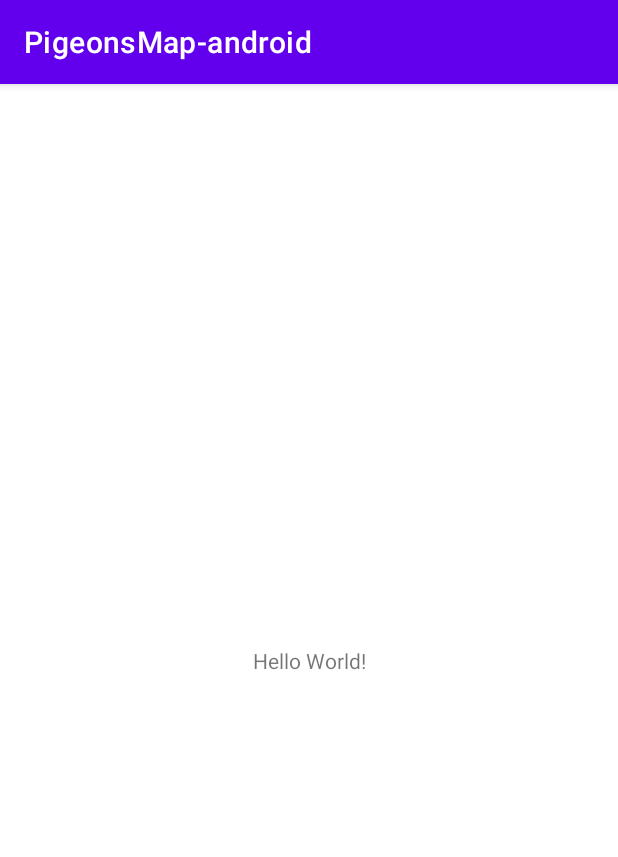
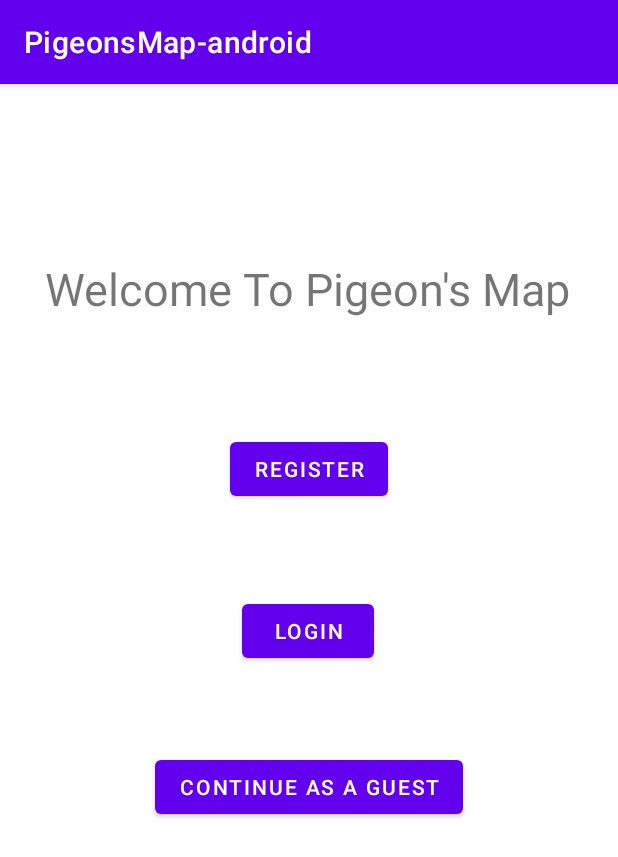
Before and after one commit to Pigeon-s-Map/PigeonsMap-android, an Android app: the screen it shows after launch (MainActivity), on a phone screen of 412 x 824 dp. Shown: the top 857 px of the screen. Run offline under Robolectric (Android 15) with nearby library versions, the phone set to English and light mode, and no system bars.

Commit message:
added new activities

```diff
--- a/app/build.gradle
+++ b/app/build.gradle
@@ -33,6 +33,7 @@ dependencies {
     implementation 'androidx.appcompat:appcompat:1.2.0'
     implementation 'com.google.android.material:material:1.2.1'
     implementation 'androidx.constraintlayout:constraintlayout:2.0.4'
+    implementation 'com.google.android.gms:play-services-maps:17.0.0'
     testImplementation 'junit:junit:4.+'
     androidTestImplementation 'androidx.test.ext:junit:1.1.2'
     androidTestImplementation 'androidx.test.espresso:espresso-core:3.3.0'
--- a/app/src/main/java/com/example/pigeonsmap_android/MainActivity.java
+++ b/app/src/main/java/com/example/pigeonsmap_android/MainActivity.java
@@ -2,13 +2,45 @@ package com.example.pigeonsmap_android;
 
 import androidx.appcompat.app.AppCompatActivity;
 
+import android.content.Intent;
 import android.os.Bundle;
+import android.view.View;
+import android.widget.Button;
 
 public class MainActivity extends AppCompatActivity {
+    private Button buttonL;
+    private Button buttonR;
+    private Button buttonG;
 
     @Override
     protected void onCreate(Bundle savedInstanceState) {
         super.onCreate(savedInstanceState);
         setContentView(R.layout.activity_main);
+
+        buttonL = (Button) findViewById(R.id.buttonLogin);
+        buttonR = (Button) findViewById(R.id.buttonRegister);
+        buttonG = (Button) findViewById(R.id.buttonGuest);
+
+        buttonL.setOnClickListener(new View.OnClickListener() {
+            @Override
+            public void onClick(View v) {
+                startActivity(new Intent(MainActivity.this, LoginActivity.class));
+            }
+        });
+
+        buttonR.setOnClickListener(new View.OnClickListener() {
+            @Override
+            public void onClick(View v) {
+                startActivity(new Intent(MainActivity.this, RegisterActivity.class));
+            }
+        });
+
+        buttonG.setOnClickListener(new View.OnClickListener() {
+            @Override
+            public void onClick(View v) {
+                startActivity(new Intent(MainActivity.this, AdressesActivity.class));
+            }
+        });
+
     }
 }
--- a/app/src/main/res/layout/activity_login.xml
+++ b/app/src/main/res/layout/activity_login.xml
@@ -18,7 +18,7 @@
         app:layout_constraintTop_toTopOf="parent" />
 
     <Button
-        android:id="@+id/button3"
+        android:id="@+id/buttonGoogle"
         android:layout_width="wrap_content"
         android:layout_height="wrap_content"
         android:layout_marginTop="36dp"
@@ -52,7 +52,7 @@
         app:layout_constraintTop_toBottomOf="@+id/editTextTextPersonName2" />
 
     <Button
-        android:id="@+id/button4"
+        android:id="@+id/buttonSubmit"
         android:layout_width="wrap_content"
         android:layout_height="wrap_content"
         android:layout_marginTop="24dp"
@@ -71,5 +71,5 @@
         android:textSize="24sp"
         app:layout_constraintEnd_toEndOf="parent"
         app:layout_constraintStart_toStartOf="parent"
-        app:layout_constraintTop_toBottomOf="@+id/button4" />
+        app:layout_constraintTop_toBottomOf="@+id/buttonSubmit" />
 </androidx.constraintlayout.widget.ConstraintLayout>
--- a/app/src/main/res/layout/activity_main.xml
+++ b/app/src/main/res/layout/activity_main.xml
@@ -7,12 +7,46 @@
     tools:context=".MainActivity">
 
     <TextView
+        android:id="@+id/textView5"
         android:layout_width="wrap_content"
         android:layout_height="wrap_content"
-        android:text="Hello World!"
-        app:layout_constraintBottom_toBottomOf="parent"
+        android:layout_marginTop="116dp"
+        android:text="Welcome To Pigeon's Map"
+        android:textSize="30sp"
+        app:layout_constraintHorizontal_bias="0.491"
         app:layout_constraintLeft_toLeftOf="parent"
         app:layout_constraintRight_toRightOf="parent"
         app:layout_constraintTop_toTopOf="parent" />
 
+    <Button
+        android:id="@+id/buttonRegister"
+        android:layout_width="wrap_content"
+        android:layout_height="wrap_content"
+        android:layout_marginTop="76dp"
+        android:text="Register"
+        app:layout_constraintEnd_toEndOf="parent"
+        app:layout_constraintStart_toStartOf="parent"
+        app:layout_constraintTop_toBottomOf="@+id/textView5" />
+
+    <Button
+        android:id="@+id/buttonLogin"
+        android:layout_width="wrap_content"
+        android:layout_height="wrap_content"
+        android:layout_marginTop="60dp"
+        android:text="Login"
+        app:layout_constraintEnd_toEndOf="parent"
+        app:layout_constraintHorizontal_bias="0.498"
+        app:layout_constraintStart_toStartOf="parent"
+        app:layout_constraintTop_toBottomOf="@+id/buttonRegister" />
+
+    <Button
+        android:id="@+id/buttonGuest"
+        android:layout_width="wrap_content"
+        android:layout_height="wrap_content"
+        android:layout_marginTop="56dp"
+        android:text="Continue as a Guest"
+        app:layout_constraintEnd_toEndOf="parent"
+        app:layout_constraintStart_toStartOf="parent"
+        app:layout_constraintTop_toBottomOf="@+id/buttonLogin" />
+
 </androidx.constraintlayout.widget.ConstraintLayout>
--- a/app/src/main/res/values/strings.xml
+++ b/app/src/main/res/values/strings.xml
@@ -1,3 +1,4 @@
 <resources>
     <string name="app_name">PigeonsMap-android</string>
+    <string name="title_activity_map">Map</string>
 </resources>
```
Also changed, not shown: app/src/debug/res/values/google_maps_api.xml (added, +24 -0 lines), app/src/main/AndroidManifest.xml (+23 -1 lines), app/src/main/java/com/example/pigeonsmap_android/MapActivity.java (+34 -2 lines), app/src/main/res/layout/activity_adresses.xml (+30 -0 lines), app/src/main/res/layout/activity_map.xml (+5 -5 lines), 1 other file.
